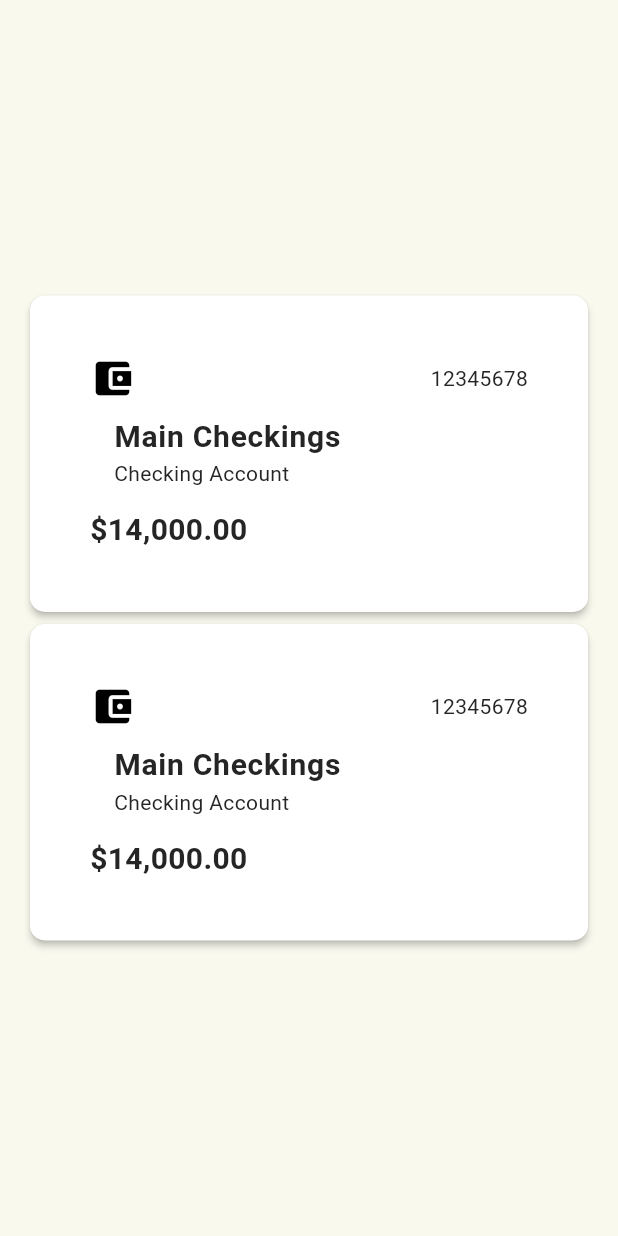
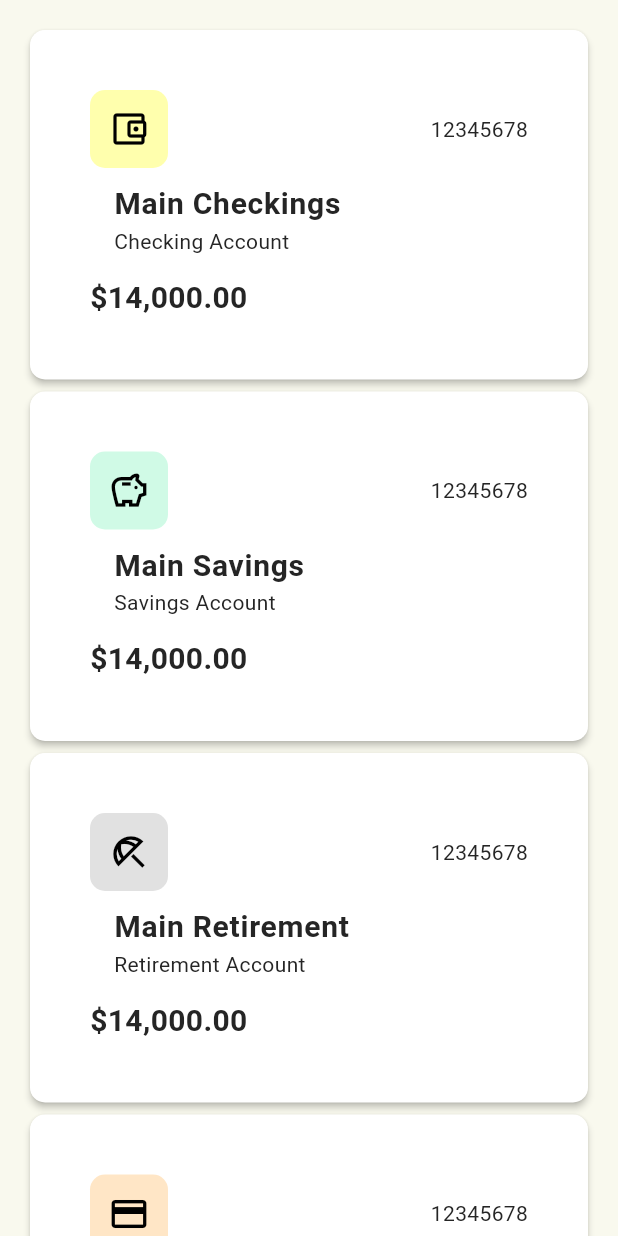
Before and after one commit to Emanuel6424/Budget_Pal, a Flutter app: the LandingPage screen opened directly, on a phone screen of 412 x 824 dp. Run offline on Flutter 3.47's test engine with Material 3 defaults, Android fonts, the phone set to English and light mode, and no system bars.

Commit message:
Added hightling to the account icons to give it more categorization

```diff
--- a/mobile_client/lib/main.dart
+++ b/mobile_client/lib/main.dart
@@ -1,3 +1,4 @@
+import 'package:budget_pal/pages/main_page.dart';
 import 'package:flutter/material.dart';
 import 'package:provider/provider.dart';
 import 'providers/user_provider.dart';
@@ -17,7 +18,7 @@ class MyApp extends StatelessWidget {
         title: "BudgetPal",
         debugShowCheckedModeBanner: false,
         // home: LoginSignUpPage(),
-        home: LandingPage(),
+        home: MainPage(),
         theme: ThemeData(
           // Base colors
           scaffoldBackgroundColor: const Color(0xFFF9F9EE), // --background
--- a/mobile_client/lib/pages/home_page.dart
+++ b/mobile_client/lib/pages/home_page.dart
@@ -16,6 +16,7 @@ class _LandingPageState extends State<LandingPage> {
   Widget build(BuildContext context) {
     return Scaffold(
       body: Center(
+        child: SingleChildScrollView(
           child: Padding(
             padding: const EdgeInsets.all(16.0),
             child: Column(
@@ -29,14 +30,27 @@ class _LandingPageState extends State<LandingPage> {
                 ),
                 AccountWidget(
                   accountNumber: "12345678",
-                name: "Main Checkings",
-                type: "Checking",
+                  name: "Main Savings",
+                  type: "Savings",
+                  balance: 14000.00,
+                ),
+                AccountWidget(
+                  accountNumber: "12345678",
+                  name: "Main Retirement",
+                  type: "Retirement",
+                  balance: 14000.00,
+                ),
+                AccountWidget(
+                  accountNumber: "12345678",
+                  name: "Main Credit Card",
+                  type: "Credit Card",
                   balance: 14000.00,
                 ),
               ],
             ),
           ),
         ),
+      ),
     );
   }
 }
--- a/mobile_client/lib/widgets/account_widget.dart
+++ b/mobile_client/lib/widgets/account_widget.dart
@@ -17,10 +17,17 @@ class AccountWidget extends StatelessWidget {
   });
 
   Map<String, IconData> accountTypeIcons = {
-    "Checking": Icons.account_balance_wallet,
-    "Savings": Icons.savings,
-    "Retirement": Icons.beach_access,
-    "Credit Card": Icons.credit_card,
+    "Checking": Icons.account_balance_wallet_outlined,
+    "Savings": Icons.savings_outlined,
+    "Retirement": Icons.beach_access_outlined,
+    "Credit Card": Icons.credit_card_outlined,
+  };
+
+  Map<String, Color> accountTypeHighlight = {
+    "Checking": const Color.fromARGB(82, 255, 255, 0),
+    "Savings": const Color.fromARGB(80, 105, 240, 175),
+    "Retirement": const Color.fromARGB(80, 158, 158, 158),
+    "Credit Card": const Color.fromARGB(76, 255, 172, 64),
   };
 
   @override
@@ -33,7 +40,19 @@ class AccountWidget extends StatelessWidget {
             Row(
               mainAxisAlignment: MainAxisAlignment.spaceBetween,
               children: [
-                Icon(accountTypeIcons[type], size: 30, color: Colors.black),
+                // Icon(accountTypeIcons[type], size: 30, color: Colors.black),
+                Container(
+                  padding: EdgeInsets.all(12), // Space around icon
+                  decoration: BoxDecoration(
+                    color: accountTypeHighlight[type], // Light background
+                    borderRadius: BorderRadius.circular(10), // Rounded corners
+                  ),
+                  child: Icon(
+                    accountTypeIcons[type],
+                    size: 28,
+                    color: Colors.black,
+                  ),
+                ),
                 Text(accountNumber),
               ],
             ),
```
Lines whose indentation alone changed are shown as unchanged.
